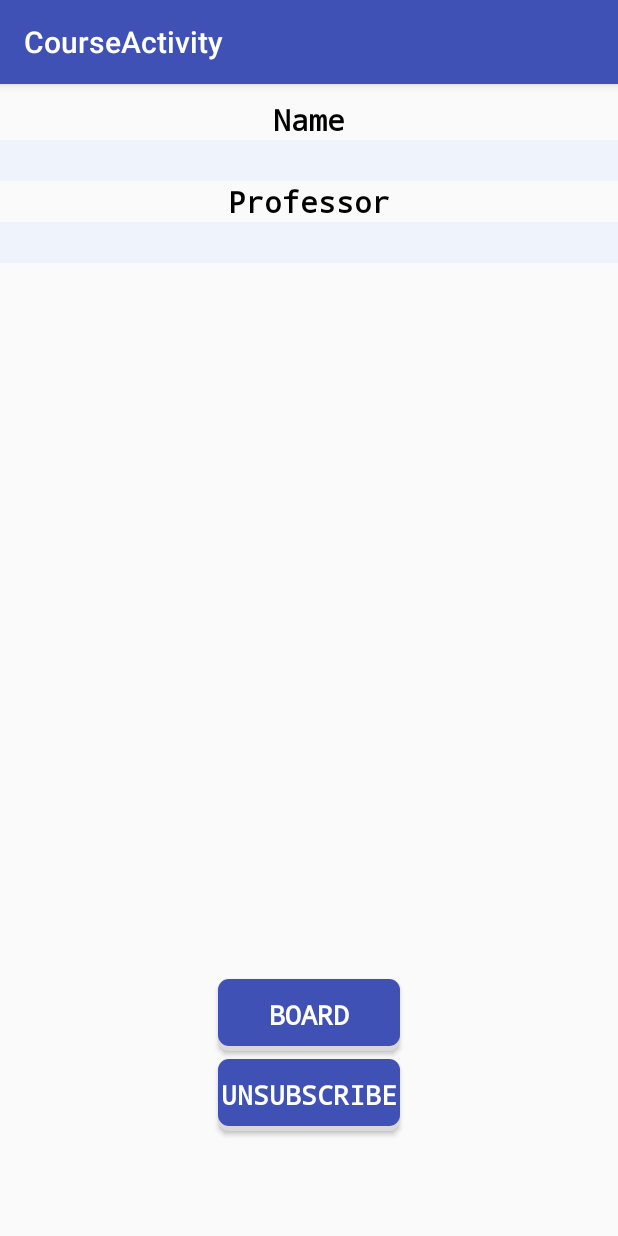
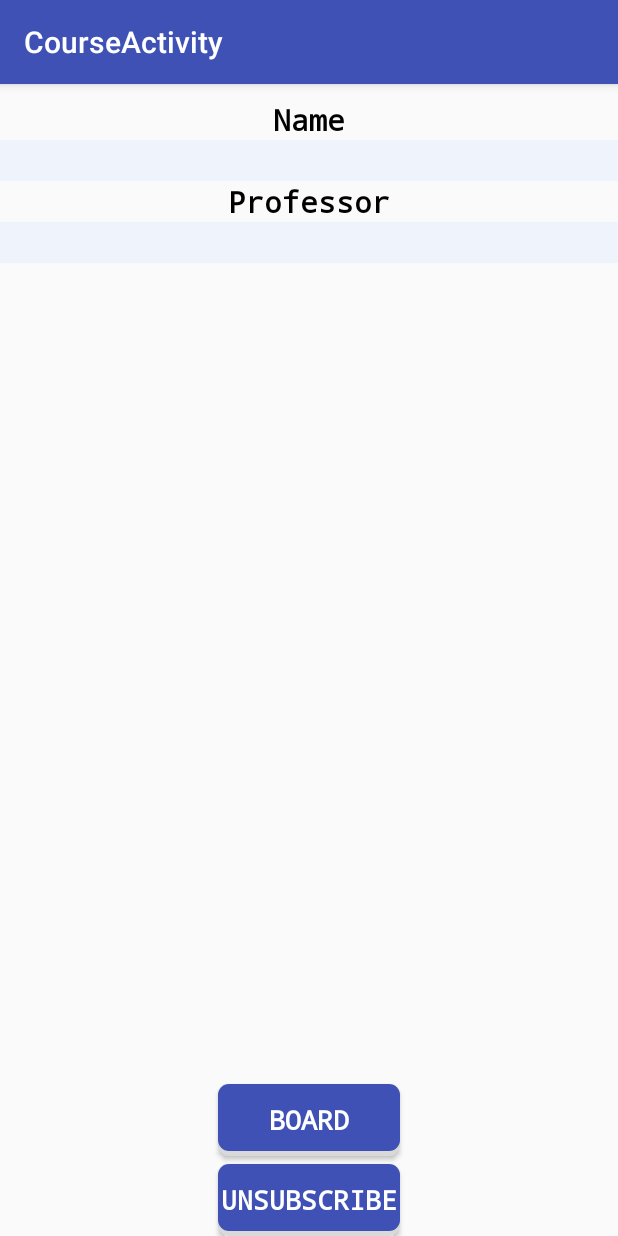
Before and after one commit to Loris89/SmartU, an Android app: the CourseActivity screen opened directly, with no data from a screen before it, on a phone screen of 412 x 824 dp. Run offline under Robolectric (Android 15) with nearby library versions, the phone set to English and light mode, and no system bars; libraries missing offline, so code that uses them is left out: com.parse; 1 statement that could not run was skipped.

Commit message:
buttons moved

```diff
--- a/app/src/main/res/layout/content_course.xml
+++ b/app/src/main/res/layout/content_course.xml
@@ -67,7 +67,6 @@
         android:id="@+id/unsubscribe_button"
         android:background="@drawable/buttonshape"
         style="@style/StandardButton"
-        android:layout_marginBottom="70dp"
         android:layout_alignParentBottom="true"
         android:layout_centerHorizontal="true" />
 
```
